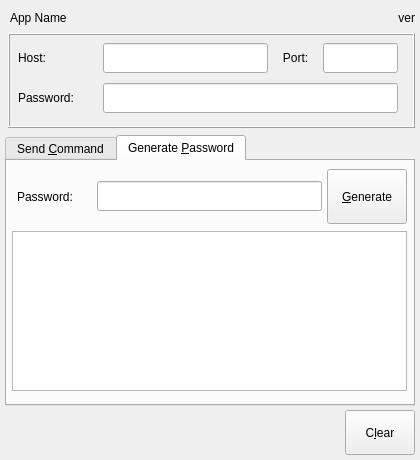
The window that tor-util.ui (GIJack/tor-util) describes before a commit, drawn with Qt 5.
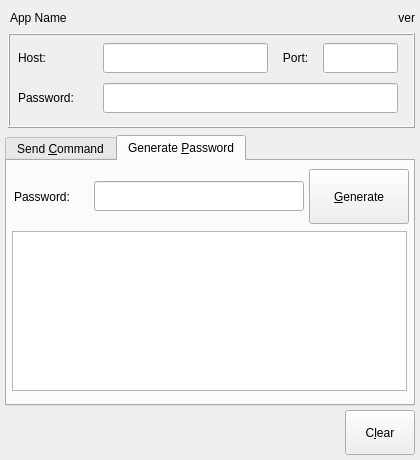
The same window after the commit. The open tabs and pages were chosen to show the change. Icons and pictures are not drawn.

Commit message: UI tweaks * added custom icon for clear button * clear button slightly larger * tweaked output textboxes so they are the same dimensions and looks cleaner swapping between them * added theme icon for generate password

Patch:
```diff
--- a/tor-util.ui
+++ b/tor-util.ui
@@ -300,9 +300,9 @@
     <widget class="QLineEdit" name="text_password_hash">
      <property name="geometry">
       <rect>
-       <x>90</x>
+       <x>87</x>
        <y>20</y>
-       <width>225</width>
+       <width>210</width>
        <height>30</height>
       </rect>
      </property>
@@ -325,7 +325,7 @@
     <widget class="QLabel" name="label_password_hash">
      <property name="geometry">
       <rect>
-       <x>10</x>
+       <x>7</x>
        <y>20</y>
        <width>81</width>
        <height>31</height>
@@ -341,9 +341,9 @@
     <widget class="QPushButton" name="button_gen_password_hash">
      <property name="geometry">
       <rect>
-       <x>320</x>
+       <x>302</x>
        <y>8</y>
-       <width>80</width>
+       <width>100</width>
        <height>55</height>
       </rect>
      </property>
```
Left out of the diff: 37 changed lines with no effect on the pictures. The commit also changes 4 other files.
